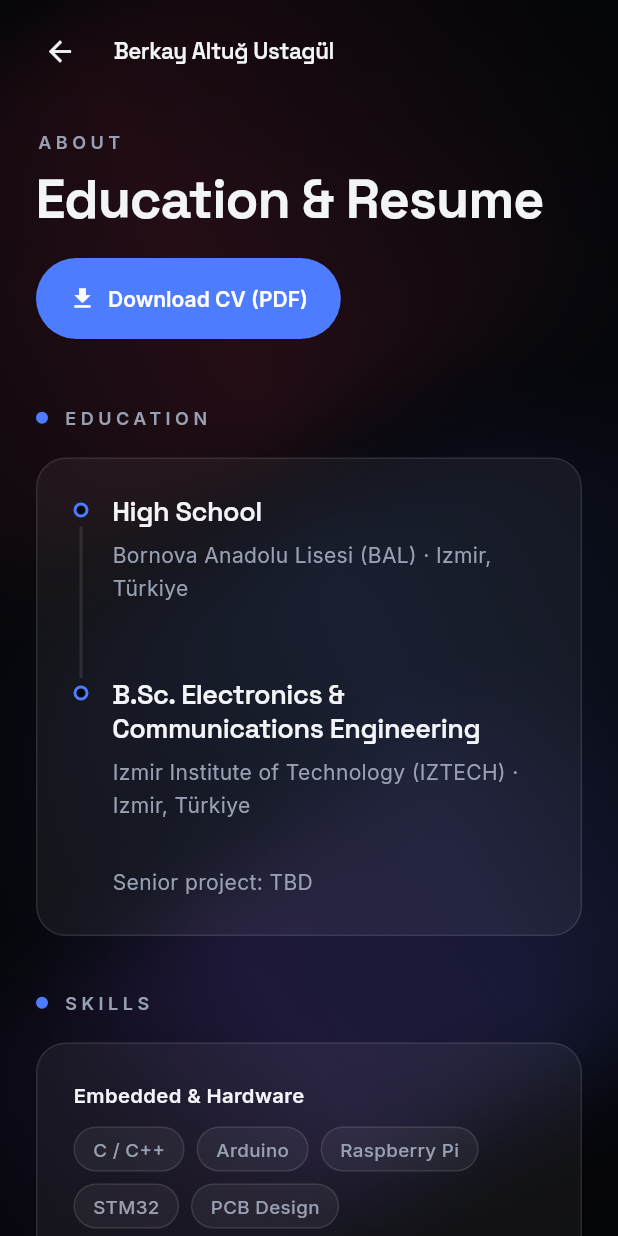
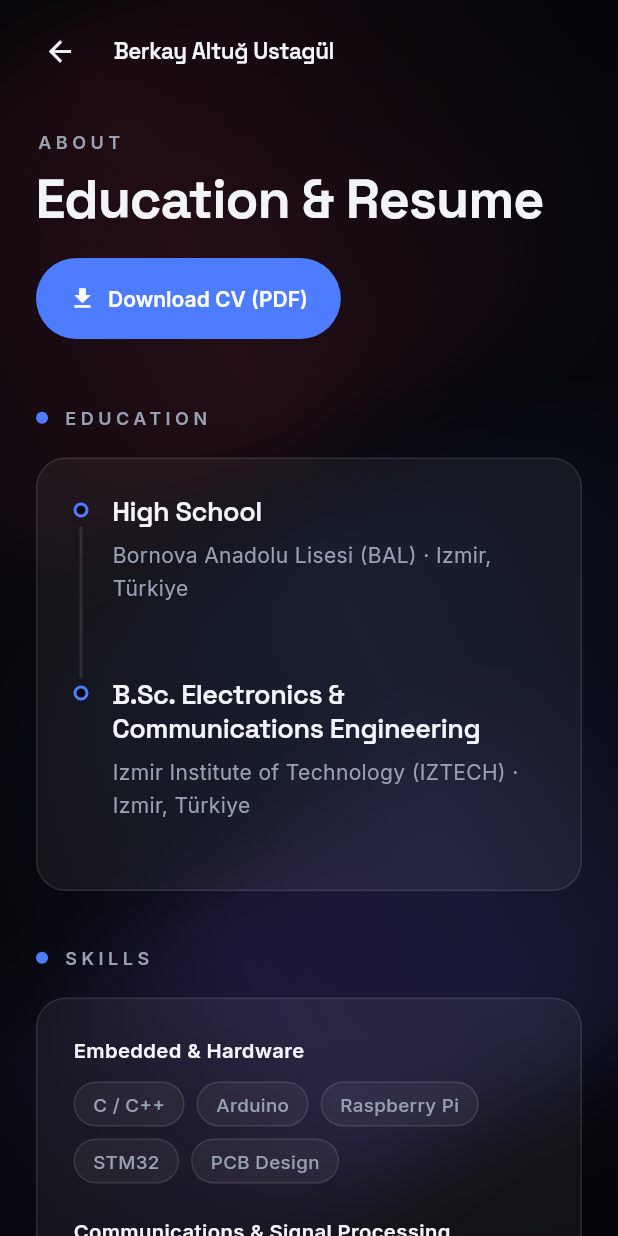
Before and after one commit to bkaltug/bkaltug.github.io, a Flutter app: the screen it shows after launch, after a tap on "Education & Resume", on a phone screen of 412 x 824 dp. Run offline on Flutter 3.47's test engine with Material 3 defaults, Android fonts, the phone set to English and light mode, and no system bars; our stand-ins replace font_awesome_flutter, go_router, google_fonts.

Commit message:
Minor Changes

```diff
--- a/lib/data/profile_data.dart
+++ b/lib/data/profile_data.dart
@@ -26,7 +26,7 @@ class Profile {
 const Profile profile = Profile(
   name: 'Berkay Altuğ Ustagül',
   headline: 'Electronics & Communications Engineer',
-  tagline: 'Embedded Systems • FPGA • Satellite Communications • AI • Flutter',
+  tagline: 'AI • Satellite Communications • Embedded Systems • FPGA • Mobile Applications',
   location: 'İzmir, Türkiye',
   githubUrl: 'https://github.com/bkaltug',
   linkedinUrl: 'https://www.linkedin.com/in/bkaltug',
--- a/lib/data/resume_data.dart
+++ b/lib/data/resume_data.dart
@@ -56,7 +56,6 @@ const List<EducationEntry> education = [
     school: 'Izmir Institute of Technology (IZTECH)',
     location: 'Izmir, Türkiye',
     gpa: null,
-    projectLine: 'Senior project: TBD',
   ),
 ];
 
--- a/lib/pages/landing_page.dart
+++ b/lib/pages/landing_page.dart
@@ -248,7 +248,7 @@ class _Footer extends StatelessWidget {
         ),
         const SizedBox(height: 20),
         Text(
-          '© 2026 ${profile.name} · Built with Flutter',
+          '© 2026 ${profile.name}',
           textAlign: TextAlign.center,
           style: AppType.body(size: 13),
         ),
```
